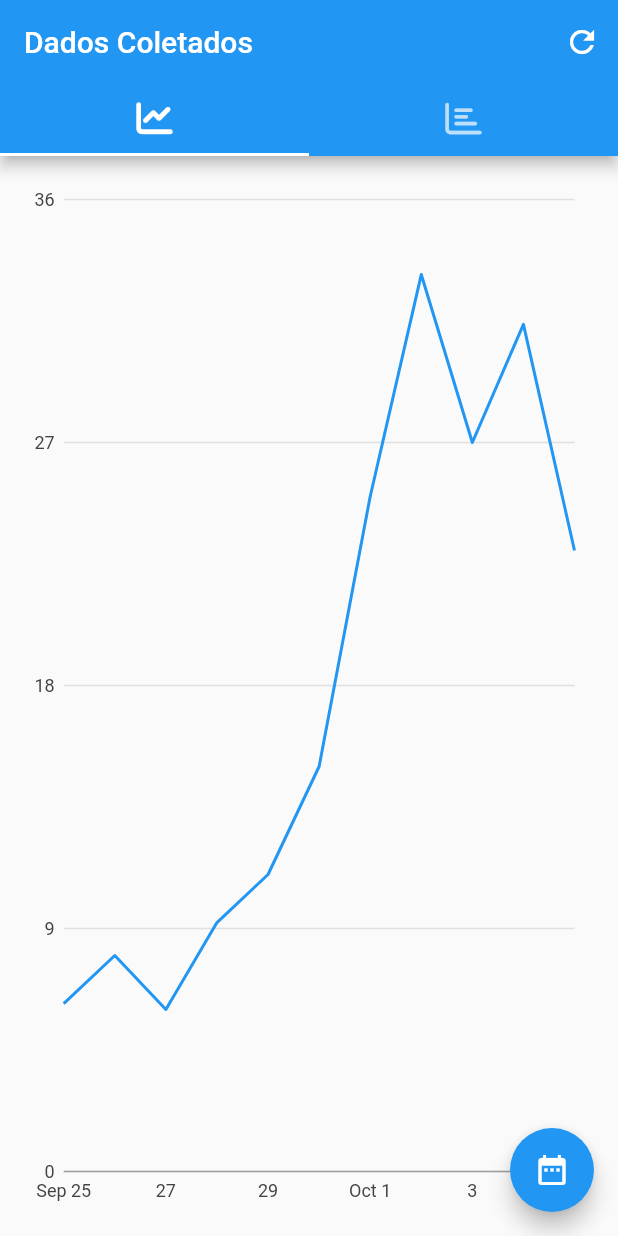
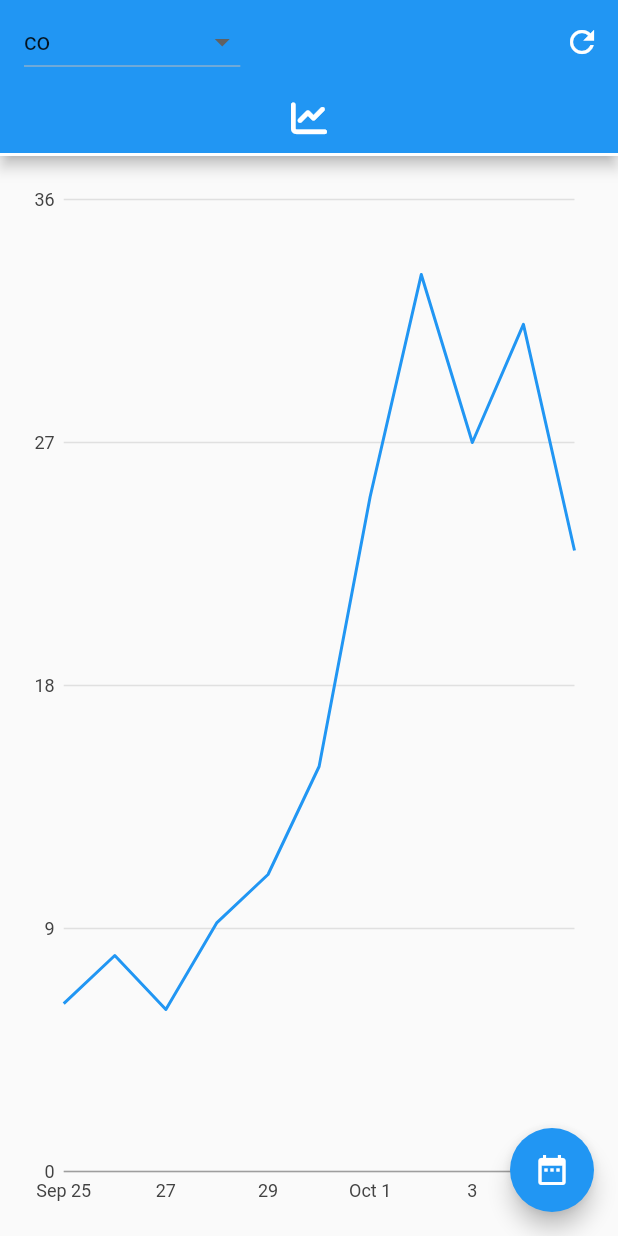
Before and after one commit to PierreGomes/co_monitor_flutter, a Flutter app: the screen it shows after launch, after a tap on the "refresh" icon, on a phone screen of 412 x 824 dp. Run offline on Flutter 3.47's test engine with Material 2 defaults, Android fonts, the light colour scheme and no system bars; our stand-ins replace charts_flutter, font_awesome_flutter, get; missing offline and left inert: gauges; network calls fail.

Commit message:
29 junho

```diff
--- /dev/null
+++ b/lib/api/api.implementation2.dart
@@ -0,0 +1,57 @@
+import 'dart:convert';
+import 'dart:io';
+
+
+import 'package:co_monitor/api/objects/json.object2.dart';
+import 'package:flutter/widgets.dart';
+import 'package:get/get_connect/http/src/request/request.dart';
+
+import './objects/api.interface2.dart';
+import 'package:http/http.dart' as http;
+
+class Api_2 implements ApiInterface{
+
+  @override
+  Future<List<JsonObject>> getJsonData(String dtInicio, String dtFinal) async {
+
+    var params = {
+      "dtInicio": dtInicio?? "2022-06-29",
+      "dtFinal": dtFinal?? "2022-06-29"
+    };
+
+    String url = "http://13.58.175.85:8081/dados";
+    String url_testes = "https://kelvinseibt.pythonanywhere.com/testes";
+
+    var headers = {
+      'Content-Type': 'application/json'
+    };
+    var request = http.Request('GET', Uri.parse(url_testes));
+    request.body = json.encode({
+      "dtInicio": "2022-06-21",
+      "dtFinal": "2022-06-30"
+    });
+    request.headers.addAll(headers);
+
+    http.StreamedResponse response = await request.send();
+
+    if (response.statusCode == 200) {
+      String response_body = await response.stream.bytesToString();
+      debugPrint(response_body);
+
+      List  mapped = jsonDecode(response_body);
+
+      List<JsonObject> JsonObjects = mapped.map( (f) => JsonObject.fromMap(f)).toList();
+
+      return JsonObjects;
+
+    }
+    else {
+      debugPrint(response.reasonPhrase);
+    }
+
+    return jsonDecode("{\"error\": \"true\"}");
+
+  }
+}
+
+// $2b$10$1.tbfpSUkaj8EiFf0KN1AuTHdvjHDHkZYlhvrnwMHfYFacyYXnw2a
--- /dev/null
+++ b/lib/api/objects/api.interface2.dart
@@ -0,0 +1,7 @@
+import './json.object2.dart';
+
+abstract class ApiInterface {
+
+  Future<List<JsonObject>> getJsonData(String dtIncio, String dtFinal);
+
+}
--- /dev/null
+++ b/lib/api/objects/json.object2.dart
@@ -0,0 +1,59 @@
+// import '';
+
+import 'dart:convert';
+
+class JsonObject {
+  // String id;
+  String co;
+  String data;
+  String temperatura;
+  String temperatura2;
+  String temperatura_cpu;
+  String umidade;
+  String umidade2;
+  String pressao;
+
+  JsonObject({
+    // required this.id,
+    required this.co,
+    required this.data,
+    required this.temperatura,
+    required this.temperatura2,
+    required this.temperatura_cpu,
+    required this.umidade,
+    required this.umidade2,
+    required this.pressao,
+  });
+
+  Map<String,dynamic>toMap(){
+    return{
+      // 'id'       : id,
+      'co'       : co,
+      'data' : data,
+      'temperatura'     : temperatura,
+      'temperatura2'     : temperatura2,
+      'temperatura_cpu'     : temperatura_cpu,
+      'umidade'     : umidade,
+      'umidade2'     : umidade2,
+      'pressao'     : pressao,
+    };
+  }
+
+  factory JsonObject.fromMap(Map<String,dynamic>map){
+    return JsonObject(
+      // id        : map['id']??'',
+      co        : map['co']??'',
+      data      : map['data']?? '',
+      umidade       : map['umidade']?? '',
+      umidade2      : map['umidade2']??'',
+      temperatura   : map['temperatura']?? '',
+      temperatura2   : map['temperatura2']?? '',
+      temperatura_cpu   : map['temperatura_cpu']?? '',
+      pressao         : map['pressao']?? '',
+      );
+  }
+
+  String toJson()=>json.encode(toMap());
+
+  factory JsonObject.fromJson(String source)=>JsonObject.fromMap(json.decode(source));
+}
--- a/lib/data/data_utils.dart
+++ b/lib/data/data_utils.dart
@@ -1,9 +1,11 @@
 import 'package:charts_flutter/flutter.dart';
 // import 'package:flutter/material.dart';
 import 'package:charts_flutter/flutter.dart' as charts;
+import 'package:flutter/cupertino.dart';
+import 'package:get/get_connect/http/src/request/request.dart';
 import 'series.model.dart';
-import '../api/api.implementation.dart';
-import '../api/objects/json.object.dart';
+import '../api/api.implementation2.dart';
+import '../api/objects/json.object2.dart';
 
 class Data {
   // Dados Fake Exemplo
@@ -33,17 +35,53 @@ class Data {
   }
 
   // Busca da Api
-  static Future<List<charts.Series<Serie, DateTime>>> getSeriesFromApi() async {
-    List<JsonObject> list = await new Api().getJsonData();
+  static Future<List<charts.Series<Serie, DateTime>>> getSeriesFromApi(String dtInicio, String dtFinal, String filtro) async {
+    List<JsonObject> list = await new Api_2().getJsonData(dtInicio, dtFinal);
     List<Serie> data = [];
 
+    debugPrint(filtro);
+
     for(int i=0; i < list.length; i++){
-      var dthr = DateTime.parse(list[i].Datetime);
-      double yValue = double.parse(list[i].CO);
+      var dthr = DateTime.parse(list[i].data);
+
+      double yValue = -1;
+
+      try{
+        switch(filtro){
+          case 'co':
+            yValue = double.parse(list[i].co);
+            break;
+          case 'umidade':
+            yValue = double.parse(list[i].umidade);
+            break;
+          case 'pressao':
+            yValue = double.parse(list[i].pressao);
+            break;
+          case 'temperatura':
+            yValue = double.parse(list[i].temperatura);
+            break;
+          case 'temperatura2':
+            yValue = double.parse(list[i].temperatura2);
+            break;
+          case 'umidade2':
+            yValue = double.parse(list[i].umidade2);
+            break;
+          case 'temperatura_cpu':
+            yValue = double.parse(list[i].temperatura_cpu);
+            break;
+
+        }
+
+        // yValue = double.parse(list[i].CO);
+      } catch(e) {}
+
+      debugPrint("dthr: " + dthr.toString() + "\n y =" + yValue.toString());
       data.add(
         new Serie( dthr, yValue)
       );
     }
+
+
 
     // final data = [
     //   // new Serie(new DateTime(2017, 9, 25), 6.22),
--- a/lib/views/app.dart
+++ b/lib/views/app.dart
@@ -2,6 +2,7 @@ import 'package:charts_flutter/flutter.dart';
 import 'package:flutter/material.dart';
 import 'package:flutter/src/foundation/key.dart';
 import 'package:flutter/src/widgets/framework.dart';
+import 'package:gauges/gauges.dart';
 
 import 'package:font_awesome_flutter/font_awesome_flutter.dart';
 import 'package:charts_flutter/flutter.dart' as charts;
@@ -30,6 +31,7 @@ class _AppState extends State<App> with TickerProviderStateMixin, Data{
   DateTime _selected_date_fim = DateTime.now();
 
   bool loading =false;
+  String filtro = 'co';
 
   _AppState(this.seriesList);
 
@@ -38,14 +40,15 @@ class _AppState extends State<App> with TickerProviderStateMixin, Data{
     super.initState();
     _tabController = TabController(
       initialIndex: 0,
-      length: 2,
+      length: 1,
       vsync: this,
     );
-    Data.getSeriesFromApi().then((value) => seriesList = value);
+    Data.getSeriesFromApi(_selected_date_inicio.toString()?? "2022-06-29", _selected_date_fim.toString()?? "2022-06-29", "co").then((value) => seriesList = value);
   }
 
   void _refresh(){
-    Data.getSeriesFromApi().then((value) => {
+
+    Data.getSeriesFromApi(_selected_date_inicio.toString()?? "2022-06-29", _selected_date_fim.toString()?? "2022-06-29", filtro).then((value) => {
       // debugPrint(value.toString())
       setState(()=>{seriesList = value, loading = false})
     });
@@ -100,10 +103,52 @@ class _AppState extends State<App> with TickerProviderStateMixin, Data{
     // debugPrint(pieChartData[0].toString());
     return Scaffold(
       appBar: AppBar(
-        title: Text('Dados Coletados'),
+        // title: Text('Dados Coletados'),
+        title:  new DropdownButton<String>(
+          value: filtro,
+          items: <DropdownMenuItem<String>>[
+            new DropdownMenuItem(
+              child: new Text('co'),
+              value: 'co',
+            ),
+            new DropdownMenuItem(
+              child: new Text('umidade'),
+              value: 'umidade'
+            ),
+            new DropdownMenuItem(
+              child: new Text('umidade2'),
+              value: 'umidade2'
+            ),
+            new DropdownMenuItem(
+              child: new Text('pressao'),
+              value: 'pressao'
+            ),
+            new DropdownMenuItem(
+              child: new Text('temperatura'),
+              value: 'temperatura'
+            ),
+            new DropdownMenuItem(
+              child: new Text('temperatura2'),
+              value: 'temperatura2'
+            ),
+            new DropdownMenuItem(
+              child: new Text('temperatura_cpu'),
+              value: 'temperatura_cpu'
+            ),
+          ],
+          onChanged: (String? value) {
+            // debugPrint(value);
+
+            setState(() => filtro = value?? "");
+
+            _refresh();
+          },
+        ),
+
         bottom: TabBar(controller: _tabController, tabs: [
           Tab(icon: Icon(FontAwesomeIcons.chartLine)),
-          Tab(icon: Icon(FontAwesomeIcons.chartBar))
+          // Tab(icon: Icon(FontAwesomeIcons.chartBar)),
+          // Tab(icon: Icon(FontAwesomeIcons.chartBar)),
         ]),
         actions: [
           IconButton(onPressed: _refresh, icon: Icon(Icons.refresh))
@@ -121,10 +166,18 @@ class _AppState extends State<App> with TickerProviderStateMixin, Data{
             ),
           ],
         ),
-        Container(
-          color: Colors.grey,
-          child: ApiTesting(result: ''),
-        )
+        // Container(
+        //   color: Colors.grey,
+        //   child: ApiTesting(result: ''),
+        // ),
+        // Container(
+        //   color: Colors.black,
+        //   child: Column(
+        //     children: [
+
+        //     ],
+        //   ),
+        // )
       ]),
       floatingActionButton: FloatingActionButton(onPressed: () {_selectDate(context);}, child: Icon(Icons.date_range)),
     );
--- a/pubspec.yaml
+++ b/pubspec.yaml
@@ -12,6 +12,7 @@ dependencies:
   flutter:
     sdk: flutter
   charts_flutter: ^0.12.0
+  gauges: ^1.0.0
   font_awesome_flutter: ^10.1.0
   cupertino_icons: ^1.0.2
   http: ^0.13.0
```
Also changed, not shown: pubspec.lock.
